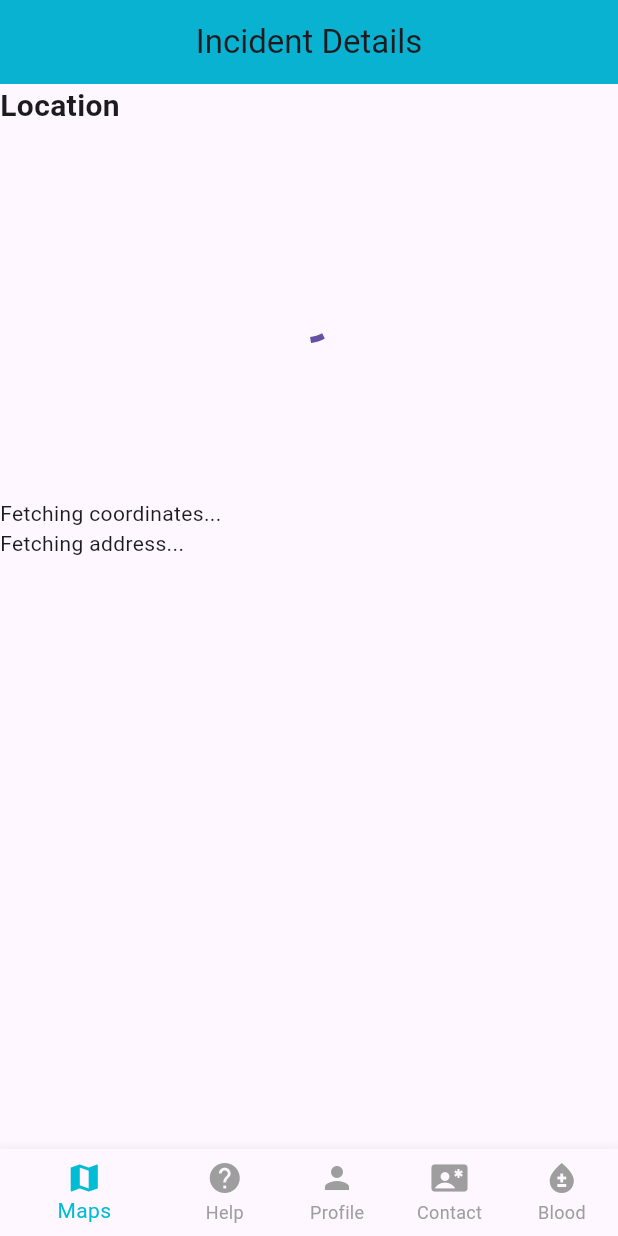
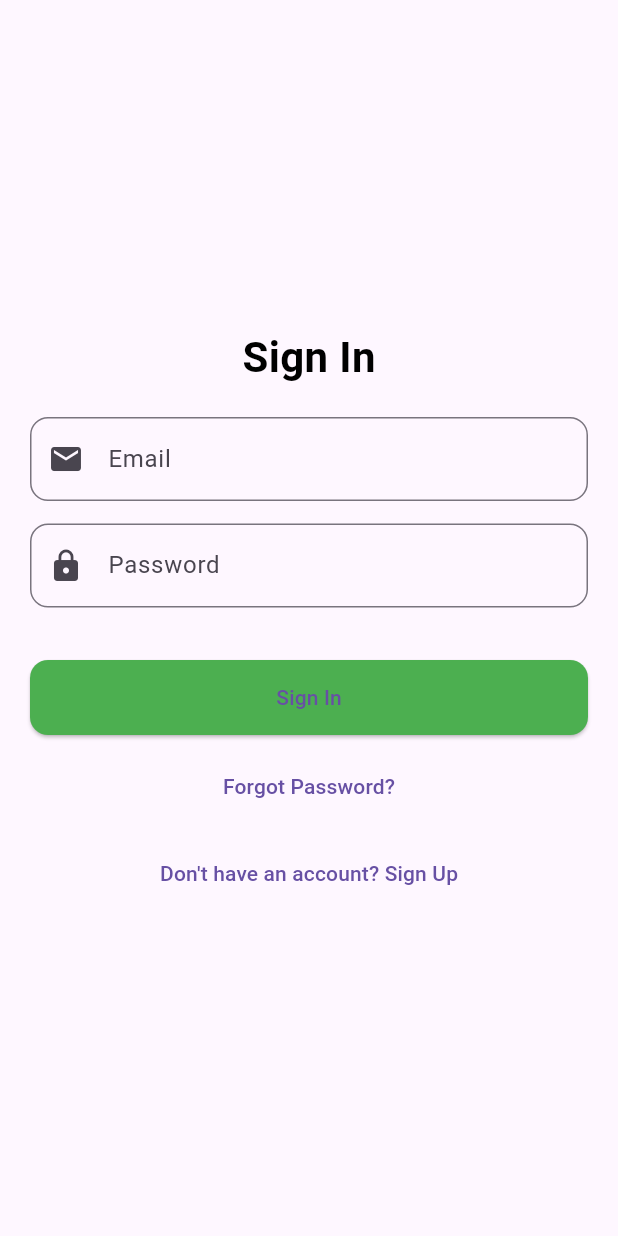
Before and after one commit to Mukter194541/Amr-Surokha, a Flutter app: the screen it shows after launch, on a phone screen of 412 x 824 dp. Run offline on Flutter 3.47's test engine with Material 3 defaults, Android fonts, the phone set to English and light mode, and no system bars; our stand-ins replace cloud_firestore, firebase_auth, firebase_core, geocoding, geolocator, google_maps_flutter; accounts and stored records are empty.

Commit message:
RAW VERSION

```diff
--- /dev/null
+++ b/lib/auth_page.dart
@@ -0,0 +1,180 @@
+import 'package:flutter/material.dart';
+import 'package:firebase_auth/firebase_auth.dart';
+
+class AuthPage extends StatefulWidget {
+  const AuthPage({super.key});
+
+  @override
+  State<AuthPage> createState() => _AuthPageState();
+}
+
+class _AuthPageState extends State<AuthPage> {
+  bool isLogin = true;
+  final emailController = TextEditingController();
+  final passwordController = TextEditingController();
+  final confirmPasswordController = TextEditingController();
+
+  Future<void> signIn() async {
+    try {
+      await FirebaseAuth.instance.signInWithEmailAndPassword(
+        email: emailController.text.trim(),
+        password: passwordController.text.trim(),
+      );
+    } catch (e) {
+      ScaffoldMessenger.of(context).showSnackBar(
+        SnackBar(content: Text("❌ Sign In Error: $e")),
+      );
+    }
+  }
+
+  Future<void> signUp() async {
+    if (passwordController.text.trim() !=
+        confirmPasswordController.text.trim()) {
+      ScaffoldMessenger.of(context).showSnackBar(
+        const SnackBar(content: Text("❌ Passwords do not match")),
+      );
+      return;
+    }
+
+    try {
+      await FirebaseAuth.instance.createUserWithEmailAndPassword(
+        email: emailController.text.trim(),
+        password: passwordController.text.trim(),
+      );
+    } catch (e) {
+      ScaffoldMessenger.of(context).showSnackBar(
+        SnackBar(content: Text("❌ Sign Up Error: $e")),
+      );
+    }
+  }
+
+  Future<void> resetPassword() async {
+    if (emailController.text.trim().isEmpty) {
+      ScaffoldMessenger.of(context).showSnackBar(
+        const SnackBar(content: Text("❌ Enter your email first")),
+      );
+      return;
+    }
+    try {
+      await FirebaseAuth.instance
+          .sendPasswordResetEmail(email: emailController.text.trim());
+      ScaffoldMessenger.of(context).showSnackBar(
+        const SnackBar(content: Text("📩 Reset link sent to your email")),
+      );
+    } catch (e) {
+      ScaffoldMessenger.of(context).showSnackBar(
+        SnackBar(content: Text("❌ Error: $e")),
+      );
+    }
+  }
+
+  @override
+  Widget build(BuildContext context) {
+    return Scaffold(
+      body: Center(
+        child: SingleChildScrollView(
+          padding: const EdgeInsets.all(20),
+          child: Column(
+            mainAxisAlignment: MainAxisAlignment.center,
+            children: [
+              Text(
+                isLogin ? "Sign In" : "Sign Up",
+                style: const TextStyle(
+                  fontSize: 28,
+                  fontWeight: FontWeight.bold,
+                  color: Colors.black,
+                ),
+              ),
+              const SizedBox(height: 20),
+
+              // Email
+              TextField(
+                controller: emailController,
+                decoration: InputDecoration(
+                  labelText: "Email",
+                  border: OutlineInputBorder(
+                    borderRadius: BorderRadius.circular(12),
+                  ),
+                  prefixIcon: const Icon(Icons.email),
+                ),
+              ),
+              const SizedBox(height: 15),
+
+              // Password
+              TextField(
+                controller: passwordController,
+                obscureText: true,
+                decoration: InputDecoration(
+                  labelText: "Password",
+                  border: OutlineInputBorder(
+                    borderRadius: BorderRadius.circular(12),
+                  ),
+                  prefixIcon: const Icon(Icons.lock),
+                ),
+              ),
+              const SizedBox(height: 15),
+
+              // Confirm password only for Sign Up
+              if (!isLogin)
+                TextField(
+                  controller: confirmPasswordController,
+                  obscureText: true,
+                  decoration: InputDecoration(
+                    labelText: "Confirm Password",
+                    border: OutlineInputBorder(
+                      borderRadius: BorderRadius.circular(12),
+                    ),
+                    prefixIcon: const Icon(Icons.lock_outline),
+                  ),
+                ),
+
+              const SizedBox(height: 20),
+
+              // Main Button
+              ElevatedButton(
+                style: ElevatedButton.styleFrom(
+                  backgroundColor: Colors.green,
+                  minimumSize: const Size(double.infinity, 50),
+                  shape: RoundedRectangleBorder(
+                    borderRadius: BorderRadius.circular(12),
+                  ),
+                ),
+                onPressed: () {
+                  if (isLogin) {
+                    signIn();
+                  } else {
+                    signUp();
+                  }
+                },
+                child: Text(isLogin ? "Sign In" : "Sign Up"),
+              ),
+
+              const SizedBox(height: 10),
+
+              // Forgot password (only on Sign In)
+              if (isLogin)
+                TextButton(
+                  onPressed: resetPassword,
+                  child: const Text("Forgot Password?"),
+                ),
+
+              const SizedBox(height: 10),
+
+              // Switch between Sign In & Sign Up
+              TextButton(
+                onPressed: () {
+                  setState(() {
+                    isLogin = !isLogin;
+                  });
+                },
+                child: Text(isLogin
+                    ? "Don't have an account? Sign Up"
+                    : "Already have an account? Sign In"),
+              ),
+            ],
+          ),
+        ),
+      ),
+    );
+  }
+}
--- a/lib/main.dart
+++ b/lib/main.dart
@@ -1,8 +1,10 @@
 import 'package:flutter/material.dart';
 import 'package:firebase_core/firebase_core.dart';
+import 'package:firebase_auth/firebase_auth.dart';
+
 import 'location.dart';
 import 'contact.dart';
-
+import 'auth_page.dart';
 
 void main() async {
   WidgetsFlutterBinding.ensureInitialized();
@@ -15,9 +17,22 @@ class MyApp extends StatelessWidget {
 
   @override
   Widget build(BuildContext context) {
-    return const MaterialApp(
+    return MaterialApp(
       debugShowCheckedModeBanner: false,
-      home: HomeActivity(),
+      theme: ThemeData.light(),
+      // ✅ If user logged in → HomeActivity, else AuthPage
+      home: StreamBuilder<User?>(
+        stream: FirebaseAuth.instance.authStateChanges(),
+        builder: (context, snapshot) {
+          if (snapshot.connectionState == ConnectionState.waiting) {
+            return const Center(child: CircularProgressIndicator());
+          }
+          if (snapshot.hasData) {
+            return const HomeActivity(); // already logged in
+          }
+          return const AuthPage(); // show login/signup
+        },
+      ),
     );
   }
 }
@@ -63,6 +78,14 @@ class _HomeActivityState extends State<HomeActivity> {
         centerTitle: true,
         backgroundColor: Colors.cyan,
         elevation: 4,
+        actions: [
+          IconButton(
+            icon: const Icon(Icons.logout),
+            onPressed: () async {
+              await FirebaseAuth.instance.signOut();
+            },
+          )
+        ],
       ),
       body: _pages[_selectedIndex],
       bottomNavigationBar: BottomNavigationBar(
@@ -77,14 +100,11 @@ class _HomeActivityState extends State<HomeActivity> {
           BottomNavigationBarItem(icon: Icon(Icons.person), label: "Profile"),
           BottomNavigationBarItem(icon: Icon(Icons.contact_emergency), label: "Contact"),
           BottomNavigationBarItem(icon: Icon(Icons.bloodtype), label: "Blood"),
-
         ],
       ),
     );
   }
 }
-
-
 
 class ProfileScreen extends StatelessWidget {
   const ProfileScreen({super.key});
@@ -94,8 +114,6 @@ class ProfileScreen extends StatelessWidget {
     return const Center(child: Text('Profile Screen'));
   }
 }
-
-
 
 class HelpScreen extends StatelessWidget {
   const HelpScreen({super.key});
```
Also changed, not shown: pubspec.lock, 1 other file.
